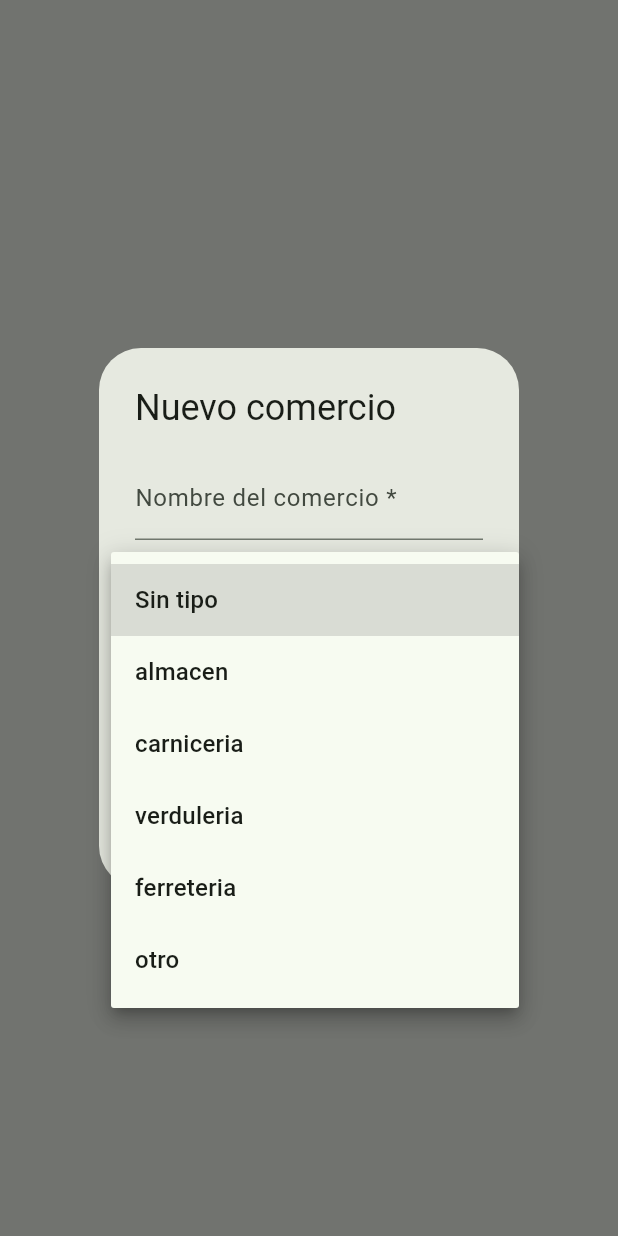
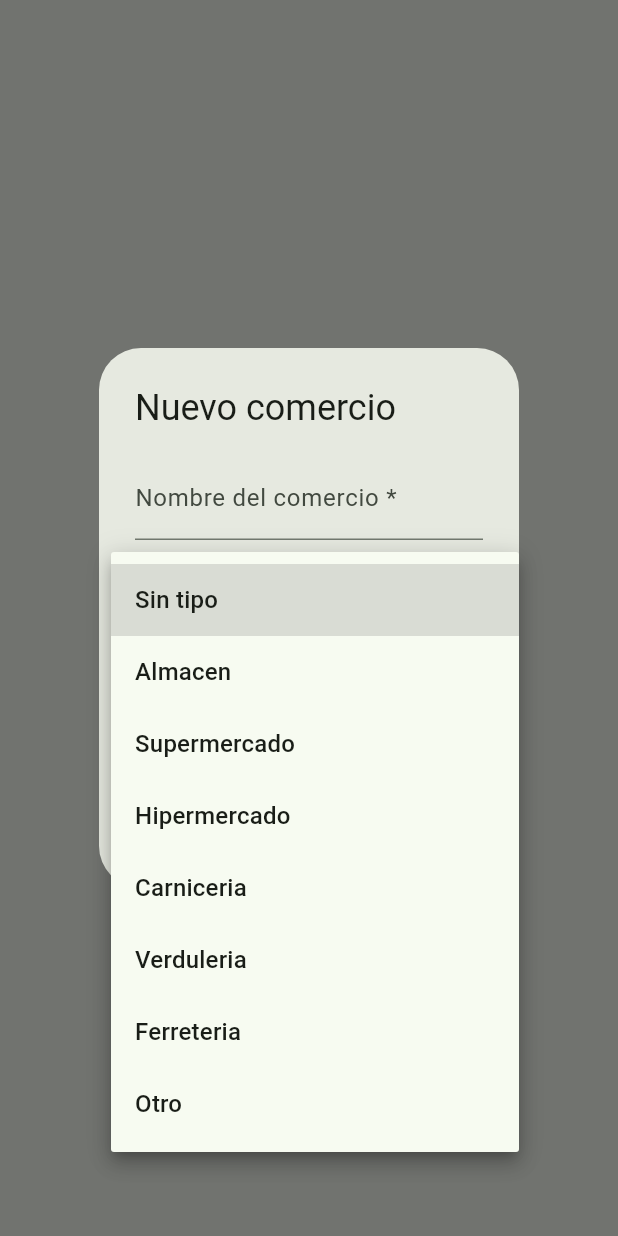
Before and after one commit to joriza/seguidor-precios, a Flutter app: what mostrarAltaComercio() shows on an empty page, opened directly with empty values, after a tap on "Sin tipo", on a phone screen of 412 x 824 dp. Run offline on Flutter 3.47's test engine with Material 3 defaults, Android fonts, the phone set to English and light mode, and no system bars; our stand-ins replace csv, drift, file_picker, package_info_plus, share_plus; missing offline and left inert: mobile_scanner; accounts and stored records are empty; generated files the repository leaves out were written again.

Commit message:
feat: Supermercado/Hipermercado store types and lower scanner camera (v0.1.3)

```diff
--- a/app/lib/features/comercios/alta_comercio_dialog.dart
+++ b/app/lib/features/comercios/alta_comercio_dialog.dart
@@ -7,11 +7,17 @@ import '../../data/local/base_de_datos.dart';
 
 const List<String> tiposComercio = <String>[
   'almacen',
+  'supermercado',
+  'hipermercado',
   'carniceria',
   'verduleria',
   'ferreteria',
   'otro',
 ];
+
+/// Etiqueta visible del tipo: capitalizada (almacen → Almacen).
+String etiquetaTipoComercio(String tipo) =>
+    tipo.isEmpty ? tipo : tipo[0].toUpperCase() + tipo.substring(1);
 
 /// S7 (R9): alta de comercio "en el momento" — diálogo reutilizable por el
 /// registro de precio (T8) y por la sección Comercios. Devuelve el comercio
@@ -56,7 +62,10 @@ Future<Comercio?> mostrarAltaComercio(
                     child: Text('Sin tipo'),
                   ),
                   for (final String t in tiposComercio)
-                    DropdownMenuItem<String>(value: t, child: Text(t)),
+                    DropdownMenuItem<String>(
+                        value: t,
+                        child: Text(etiquetaTipoComercio(t)),
+                      ),
                 ],
                 onChanged: (String? t) => setStateDialogo(() => tipo = t),
               ),
--- a/app/lib/features/escaner/escaner_screen.dart
+++ b/app/lib/features/escaner/escaner_screen.dart
@@ -155,8 +155,9 @@ class _EscanerScreenState extends State<EscanerScreen> {
         if (widget.mostrarCamara)
           SizedBox(
             // S4 (v0.1.2): menos altura para dejar lugar a los datos del
-            // producto escaneado (último precio, etc.).
-            height: 180,
+            // producto escaneado (último precio, etc.). El dueño pidió
+            // reducir un 25% adicional sobre los 180.
+            height: 135,
             child: ClipRRect(
               borderRadius: BorderRadius.circular(12),
               child: MobileScanner(onDetect: _alDetectar),
--- a/app/pubspec.yaml
+++ b/app/pubspec.yaml
@@ -16,7 +16,7 @@ publish_to: 'none' # Remove this line if you wish to publish to pub.dev
 # https://developer.apple.com/library/archive/documentation/General/Reference/InfoPlistKeyReference/Articles/CoreFoundationKeys.html
 # In Windows, build-name is used as the major, minor, and patch parts
 # of the product and file versions while build-number is used as the build suffix.
-version: 0.1.2+3
+version: 0.1.3+4
 
 environment:
   sdk: ^3.13.7
```
Also changed, not shown: 2 other files.
